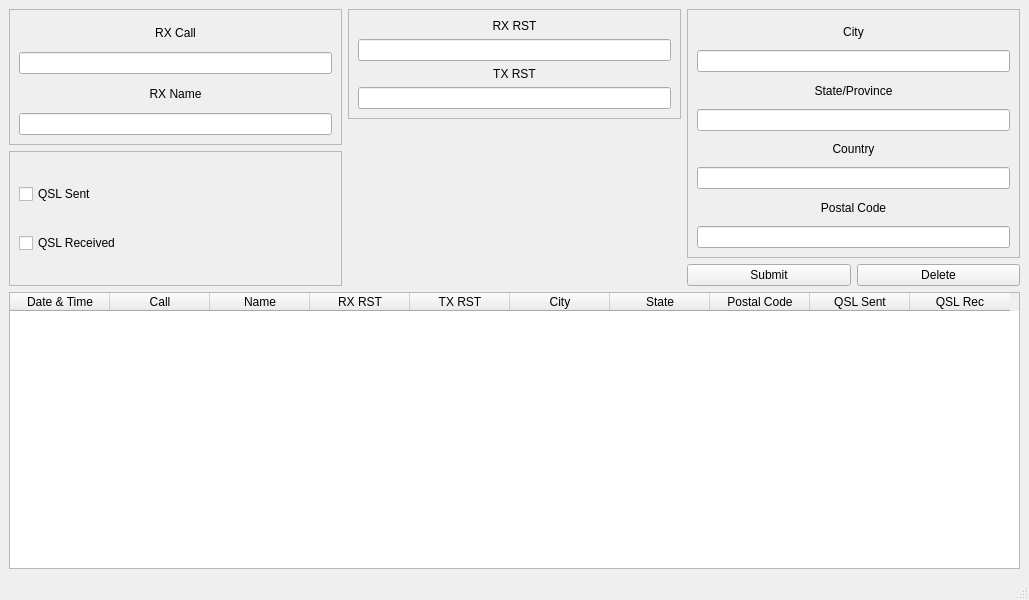
Above: ui/mainwindow.ui from minorsecond/MiniHamLog before the change. Below: the same form after it.
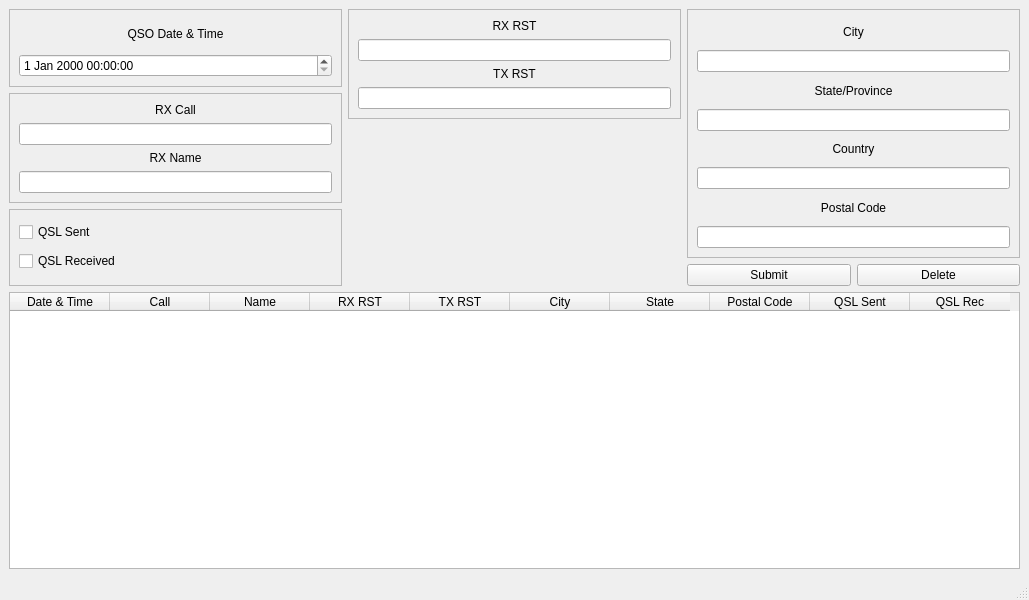
That is the form after the change.

Commit message: Date date/time input field

What changed in the file:
```diff
--- a/ui/mainwindow.ui
+++ b/ui/mainwindow.ui
@@ -21,6 +21,31 @@
        <layout class="QHBoxLayout" name="horizontalLayout_7">
         <item>
          <layout class="QVBoxLayout" name="verticalLayout_8">
+          <item>
+           <widget class="QFrame" name="frame_5">
+            <property name="frameShape">
+             <enum>QFrame::StyledPanel</enum>
+            </property>
+            <property name="frameShadow">
+             <enum>QFrame::Raised</enum>
+            </property>
+            <layout class="QGridLayout" name="gridLayout_7">
+             <item row="1" column="0">
+              <widget class="QDateTimeEdit" name="dateTimeInput"/>
+             </item>
+             <item row="0" column="0">
+              <widget class="QLabel" name="label_8">
+               <property name="text">
+                <string>QSO Date &amp; Time</string>
+               </property>
+               <property name="alignment">
+                <set>Qt::AlignCenter</set>
+               </property>
+              </widget>
+             </item>
+            </layout>
+           </widget>
+          </item>
           <item>
            <widget class="QFrame" name="frame">
             <property name="frameShape">
@@ -30,7 +55,7 @@
              <enum>QFrame::Raised</enum>
             </property>
             <layout class="QGridLayout" name="gridLayout_3">
-             <item row="0" column="0">
+             <item row="1" column="0">
               <widget class="QLabel" name="label">
                <property name="text">
                 <string>RX Call</string>
@@ -40,7 +65,10 @@
                </property>
               </widget>
              </item>
-             <item row="2" column="0">
+             <item row="4" column="0">
+              <widget class="QLineEdit" name="rxNameEntry"/>
+             </item>
+             <item row="3" column="0">
               <widget class="QLabel" name="rxNameLabel">
                <property name="text">
                 <string>RX Name</string>
@@ -50,12 +78,9 @@
                </property>
               </widget>
              </item>
-             <item row="1" column="0">
+             <item row="2" column="0">
               <widget class="QLineEdit" name="rxCallEntry"/>
              </item>
-             <item row="3" column="0">
-              <widget class="QLineEdit" name="rxNameEntry"/>
-             </item>
             </layout>
            </widget>
           </item>
```
